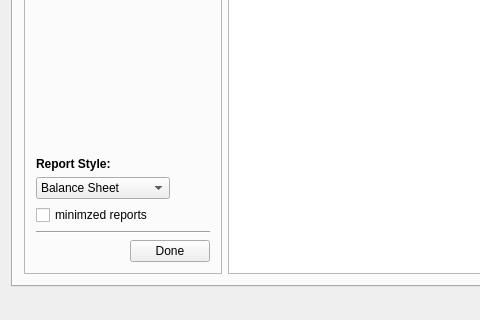
First picture: the form in mainwindow.ui, repository michalis-git/SalesReportManager, before the edit; both pictures show x 0 to 480 and y 427 to 747 of the 1329 by 747 pixel window.
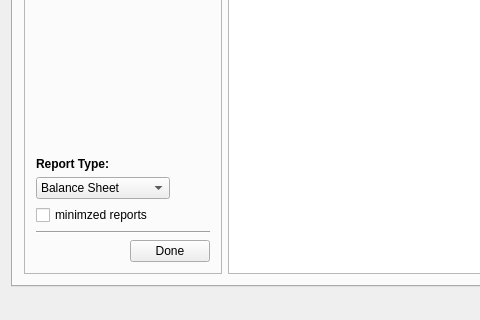
Second picture: the form after the edit. Icons and pictures are not drawn.

The edit to the form file:
```diff
--- a/mainwindow.ui
+++ b/mainwindow.ui
@@ -203,7 +203,7 @@
               </font>
              </property>
              <property name="text">
-              <string>Report Style:</string>
+              <string>Report Type:</string>
              </property>
             </widget>
            </item>
```
Left out of the diff: 22 changed lines with no effect on the pictures.
